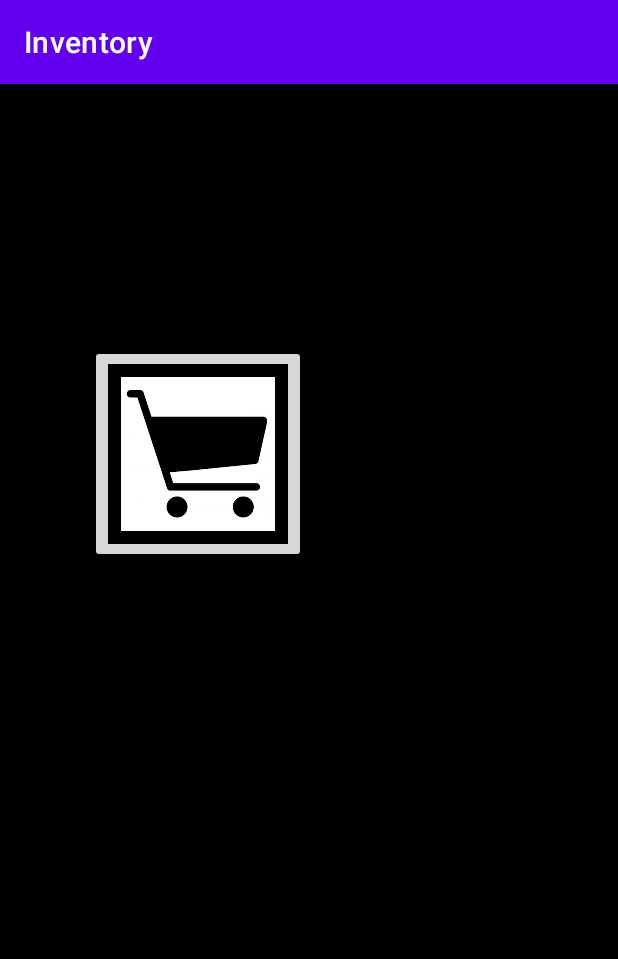
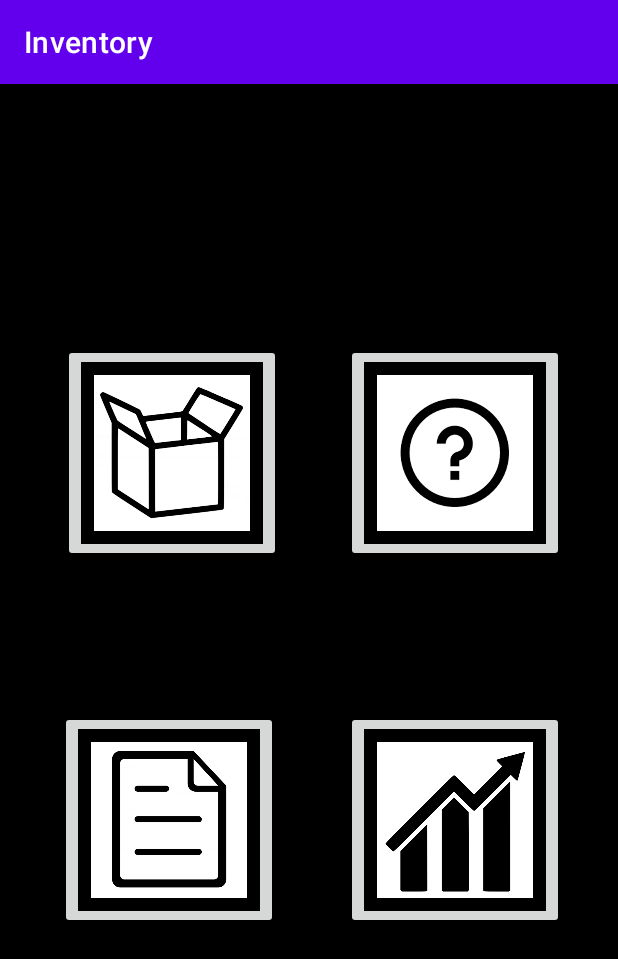
Before and after one commit to deanpineda/InventoryApp, an Android app: the HomePageActivity screen opened directly, with no data from a screen before it, on a phone screen of 412 x 824 dp. Shown: the top 959 px of the screen. Run offline under Robolectric (Android 15) with nearby library versions, the phone set to English and light mode, and no system bars.

Commit message:
Price,Tax,Profit Calculator

```diff
--- a/app/src/main/AndroidManifest.xml
+++ b/app/src/main/AndroidManifest.xml
@@ -9,7 +9,10 @@
         android:roundIcon="@mipmap/ic_launcher_round"
         android:supportsRtl="true"
         android:theme="@style/Theme.Inventory">
-        <activity android:name=".LoginActivity"></activity>
+        <activity android:name=".ProfitActivity"></activity>
+        <activity android:name=".TaxActivity" />
+        <activity android:name=".PriceActivity" />
+        <activity android:name=".LoginActivity" />
         <activity android:name=".ProductsActivity" />
         <activity android:name=".HomePageActivity" />
         <activity android:name=".MainActivity">
--- a/app/src/main/java/com/example/inventory/HomePageActivity.java
+++ b/app/src/main/java/com/example/inventory/HomePageActivity.java
@@ -10,26 +10,77 @@ import android.widget.ImageButton;
 
 
 public class HomePageActivity extends AppCompatActivity {
-    ImageButton imageButton;
+    ImageButton productsIb;
+    ImageButton priceIb;
+    ImageButton taxIb;
+    ImageButton profitIb;
 
     @Override
     protected void onCreate(Bundle savedInstanceState) {
         super.onCreate(savedInstanceState);
         setContentView(R.layout.activity_home_page);
-        imageButton = (ImageButton) findViewById(R.id.productsBtn);
 
-        imageButton.setOnClickListener(new View.OnClickListener() {
+        //product inventory
+        productsIb = (ImageButton) findViewById(R.id.productsBtn);
+        //price calculator
+        priceIb= (ImageButton) findViewById(R.id.priceBtn);
+        //tax
+        taxIb=(ImageButton) findViewById(R.id.taxBtn);
+        //profit
+        profitIb=(ImageButton) findViewById(R.id.profitBtn);
+
+
+
+
+        //product inventory
+        productsIb.setOnClickListener(new View.OnClickListener() {
             @Override
             public void onClick(View v) {
-                Activity3();
+                productsActivity();
 
+            }
+        });
+        //price calculator
+        priceIb.setOnClickListener(new View.OnClickListener() {
+            @Override
+            public void onClick(View v) {
+                priceActivity();
+            }
+        });
+        //tax
+        taxIb.setOnClickListener(new View.OnClickListener() {
+            @Override
+            public void onClick(View v) {
+                taxActivity();
+            }
+        });
+        //profit
+        profitIb.setOnClickListener(new View.OnClickListener() {
+            @Override
+            public void onClick(View v) {
+                profitActivity();
             }
         });
 
     }
 
-    public void Activity3() {
+    public void productsActivity() {
         Intent intent = new Intent(this, ProductsActivity.class);
         startActivity(intent);
     }
+
+    public void priceActivity(){
+
+        Intent intent = new Intent(this, PriceActivity.class);
+        startActivity(intent);
+    }
+    public void taxActivity(){
+
+        Intent intent= new Intent(this, TaxActivity.class);
+        startActivity(intent);
+    }
+    public void profitActivity(){
+        Intent intent= new Intent(this, ProfitActivity.class);
+        startActivity(intent);
+    }
 }
--- a/app/src/main/res/layout/activity_home_page.xml
+++ b/app/src/main/res/layout/activity_home_page.xml
@@ -9,14 +9,57 @@
 
     <ImageButton
         android:id="@+id/productsBtn"
-        android:layout_width="144dp"
+        android:layout_width="145dp"
         android:layout_height="145dp"
         android:scaleType="fitCenter"
         app:layout_constraintBottom_toBottomOf="parent"
         app:layout_constraintEnd_toEndOf="parent"
-        app:layout_constraintHorizontal_bias="0.224"
+        app:layout_constraintHorizontal_bias="0.157"
         app:layout_constraintStart_toStartOf="parent"
         app:layout_constraintTop_toTopOf="parent"
-        app:layout_constraintVertical_bias="0.279"
-        app:srcCompat="@drawable/products" />
+        app:layout_constraintVertical_bias="0.278"
+        app:srcCompat="@drawable/inventory" />
+
+    <ImageButton
+        android:id="@+id/priceBtn"
+        android:layout_width="145dp"
+        android:layout_height="145dp"
+        android:layout_marginEnd="4dp"
+        android:layout_marginRight="4dp"
+        android:scaleType="fitCenter"
+        app:layout_constraintBottom_toBottomOf="parent"
+        app:layout_constraintEnd_toEndOf="parent"
+        app:layout_constraintHorizontal_bias="0.578"
+        app:layout_constraintStart_toEndOf="@+id/productsBtn"
+        app:layout_constraintTop_toTopOf="parent"
+        app:layout_constraintVertical_bias="0.278"
+        app:srcCompat="@drawable/help" />
+
+    <ImageButton
+        android:id="@+id/taxBtn"
+        android:layout_width="145dp"
+        android:layout_height="145dp"
+        android:layout_marginStart="40dp"
+        android:layout_marginLeft="40dp"
+        android:scaleType="fitCenter"
+        app:layout_constraintBottom_toBottomOf="parent"
+        app:layout_constraintStart_toStartOf="parent"
+        app:layout_constraintTop_toBottomOf="@+id/productsBtn"
+        app:layout_constraintVertical_bias="0.327"
+        app:srcCompat="@drawable/reports" />
+
+    <ImageButton
+        android:id="@+id/profitBtn"
+        android:layout_width="145dp"
+        android:layout_height="145dp"
+        android:layout_marginStart="40dp"
+        android:layout_marginLeft="40dp"
+        android:scaleType="fitCenter"
+        app:layout_constraintBottom_toBottomOf="parent"
+        app:layout_constraintEnd_toEndOf="parent"
+        app:layout_constraintHorizontal_bias="0.121"
+        app:layout_constraintStart_toEndOf="@+id/taxBtn"
+        app:layout_constraintTop_toBottomOf="@+id/priceBtn"
+        app:layout_constraintVertical_bias="0.327"
+        app:srcCompat="@drawable/sales" />
 </androidx.constraintlayout.widget.ConstraintLayout>
--- a/app/src/main/res/layout/activity_main.xml
+++ b/app/src/main/res/layout/activity_main.xml
@@ -15,6 +15,7 @@
         android:background="@color/black"
         android:text="Start"
         android:textColor="@color/white"
+        android:visibility="visible"
         app:backgroundTint="#00FFFFFF"
         app:layout_constraintBottom_toBottomOf="parent"
         app:layout_constraintEnd_toEndOf="parent"
@@ -26,6 +27,7 @@
         android:id="@+id/imageView"
         android:layout_width="405dp"
         android:layout_height="738dp"
+        android:visibility="visible"
         app:layout_constraintBottom_toBottomOf="parent"
         app:layout_constraintEnd_toEndOf="parent"
         app:layout_constraintStart_toStartOf="parent"
```
Also changed, not shown: app/src/main/java/com/example/inventory/PriceActivity.java (added, +41 -0 lines), app/src/main/java/com/example/inventory/ProductsActivity.java (+19 -18 lines), app/src/main/java/com/example/inventory/ProfitActivity.java (added, +47 -0 lines), app/src/main/java/com/example/inventory/TaxActivity.java (added, +43 -0 lines), app/src/main/res/layout/activity_price.xml (added, +100 -0 lines), app/src/main/res/layout/activity_profit.xml (added, +94 -0 lines), app/src/main/res/layout/activity_tax.xml (added, +114 -0 lines), app/src/main/res/drawable/help.png (added), app/src/main/res/drawable/inventory.png (added), app/src/main/res/drawable/reports.png (added), app/src/main/res/drawable/supplier.png (added).
